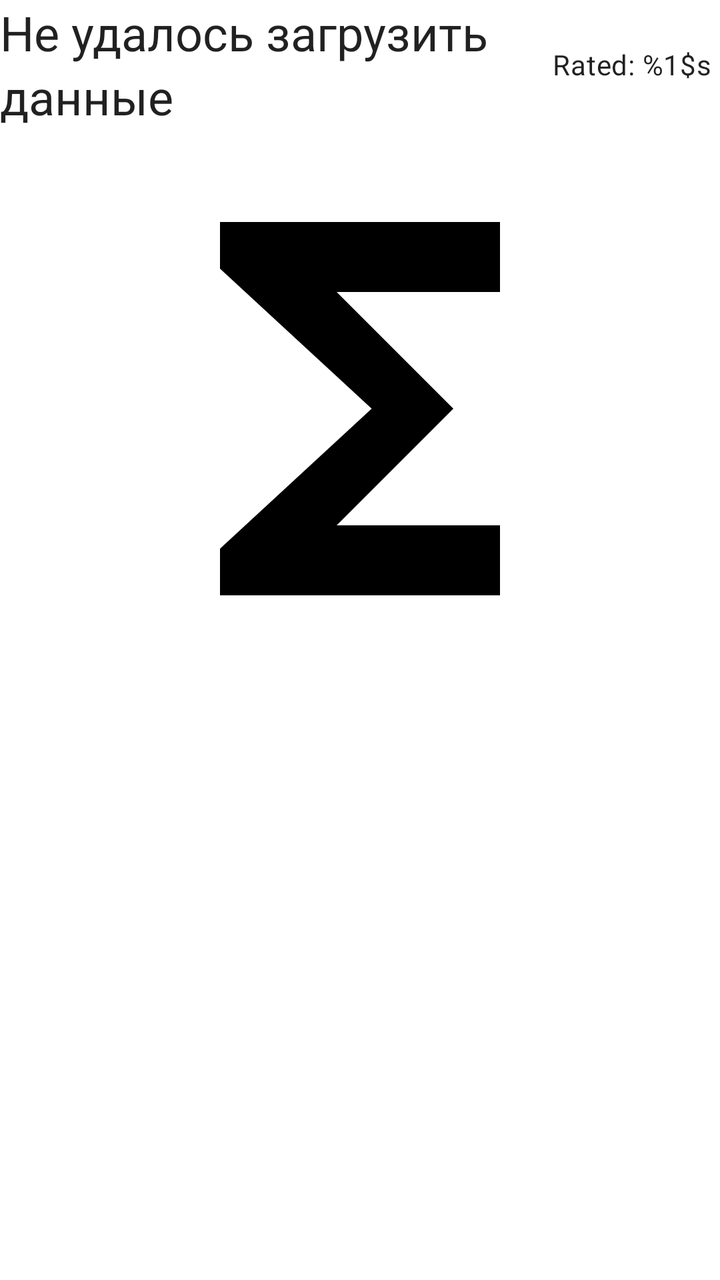
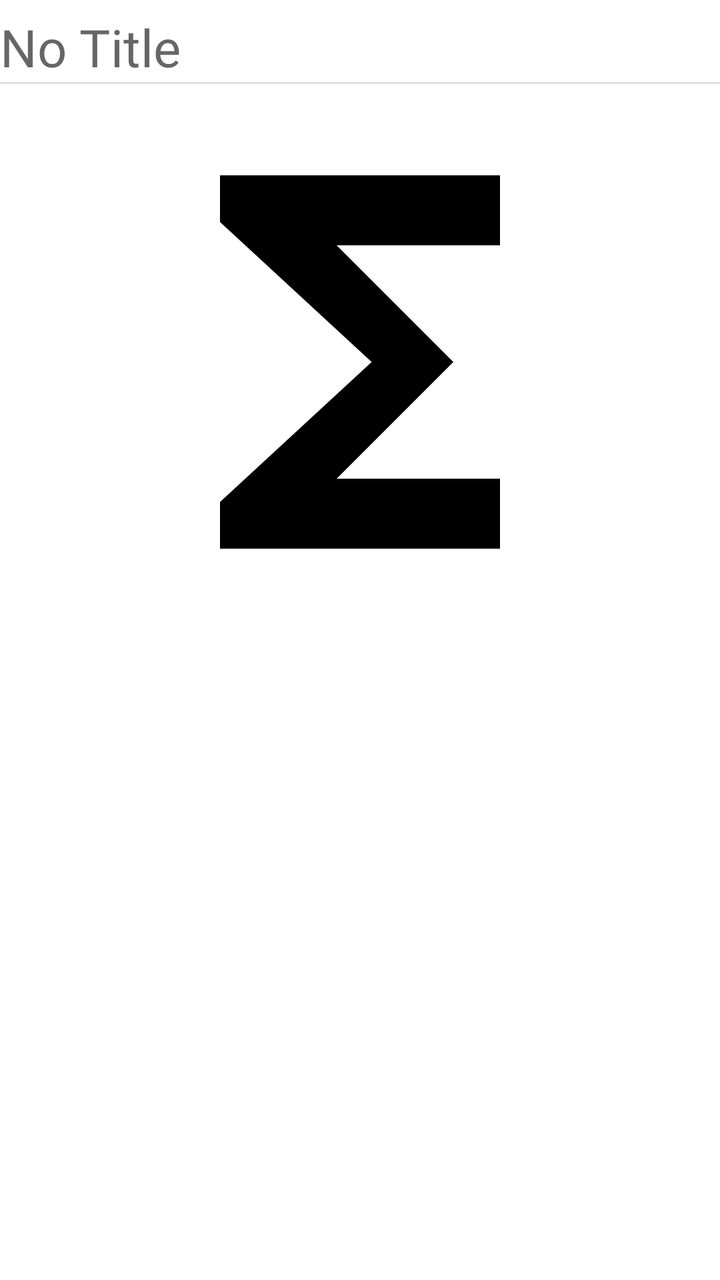

Screens rendered from an Android XML layout before and after an edit, with the pre-edit source and the edit as a unified diff.
<!-- AndroidManifest.xml: another module's application theme Theme.ECatalogs -->
<!-- res/layout/movie_entry.xml -->
<?xml version="1.0" encoding="utf-8"?>
<androidx.constraintlayout.widget.ConstraintLayout xmlns:android="http://schemas.android.com/apk/res/android"
    xmlns:app="http://schemas.android.com/apk/res-auto"
    android:layout_width="match_parent"
    android:layout_height="wrap_content"
    app:strokeColor="@null">


    <com.google.android.material.textview.MaterialTextView
        android:id="@+id/movieName"
        style="@style/TextAppearance.Material3.HeadlineSmall"
        android:layout_width="@dimen/movie_title"
        android:layout_height="wrap_content"
        android:layout_marginBottom="@dimen/eight_dimen"
        android:maxLines="2"
        android:hint="@string/no_title"
        android:text="@string/error_message"
        app:layout_constraintStart_toStartOf="parent"
        app:layout_constraintTop_toTopOf="parent" />

    <com.google.android.material.textview.MaterialTextView
        android:id="@+id/movieRating"
        style="@style/TextAppearance.Material3.BodyMedium"
        android:layout_width="wrap_content"
        android:layout_height="wrap_content"
        android:layout_marginHorizontal="4dp"
        android:text="@string/rated"
        app:layout_constraintBottom_toBottomOf="@id/movieName"
        app:layout_constraintEnd_toEndOf="parent"
        app:layout_constraintTop_toTopOf="@id/movieName" />

    <com.google.android.material.imageview.ShapeableImageView
        android:id="@+id/movieImage"
        android:layout_width="match_parent"
        android:layout_height="@dimen/image_height"
        android:src="@drawable/ic_image"
        app:layout_constraintStart_toStartOf="parent"
        app:layout_constraintTop_toBottomOf="@id/movieName"
        app:strokeColor="@null" />

    <TextView
        android:id="@+id/movieSummary"
        android:layout_width="match_parent"
        android:layout_height="wrap_content"
        android:layout_marginTop="8dp"
        android:textSize="24sp"
        android:textAppearance="?attr/textAppearanceBody2"
        android:textColor="?android:attr/textColorSecondary"
        app:layout_constraintStart_toStartOf="parent"
        app:layout_constraintTop_toBottomOf="@id/movieImage"/>

</androidx.constraintlayout.widget.ConstraintLayout>
<!-- resources referenced by this layout -->
<resources>
  <dimen name="eight_dimen">8dp</dimen>
  <string name="error_message">Не удалось загрузить данные</string>
  <string name="rated">Rated: %1$s</string>
  <style name="Theme.ECatalogs" parent="Theme.MaterialComponents.DayNight.NoActionBar">
          
          <item name="colorPrimary">@color/primaryColor</item>
          <item name="colorPrimaryVariant">@color/primaryLightColor</item>
          <item name="colorOnPrimary">@color/primaryTextColor</item>
          
          <item name="colorSecondary">@color/secondaryColor</item>
          <item name="colorSecondaryVariant">@color/secondaryLightColor</item>
          <item name="colorOnSecondary">@color/secondaryTextColor</item>
          
          <item name="android:statusBarColor">@color/primaryDarkColor</item>
          
  
          <item name="shapeAppearanceSmallComponent">@style/ShapeAppearance.ECatalog.SmallComponent</item>
          <item name="shapeAppearanceMediumComponent">@style/ShapeAppearance.ECatalog.MediumComponent</item>
          <item name="shapeAppearanceLargeComponent">@style/ShapeAppearance.ECatalog.LargeComponent</item>
  
          <item name="textAppearanceHeadline6">@style/TextAppearance.MdcTypographyStyles.Headline6</item>
          <item name="textAppearanceHeadline5">@style/TextAppearance.MdcTypographyStyles.Headline5</item>
          <item name="textAppearanceHeadline4">@style/TextAppearance.MdcTypographyStyles.Headline4</item>
          <item name="textAppearanceHeadline3">@style/TextAppearance.MdcTypographyStyles.Headline3</item>
          <item name="textAppearanceHeadline2">@style/TextAppearance.MdcTypographyStyles.Headline2</item>
          <item name="textAppearanceHeadline1">@style/TextAppearance.MdcTypographyStyles.Headline1</item>
          <item name="textAppearanceSubtitle1">@style/TextAppearance.MdcTypographyStyles.Subtitle1</item>
          <item name="textAppearanceSubtitle2">@style/TextAppearance.MdcTypographyStyles.Subtitle2</item>
          <item name="textAppearanceBody1">@style/TextAppearance.MdcTypographyStyles.Body1</item>
          <item name="textAppearanceBody2">@style/TextAppearance.MdcTypographyStyles.Body2</item>
          <item name="textAppearanceButton">@style/TextAppearance.MdcTypographyStyles.Button</item>
          <item name="textAppearanceCaption">@style/TextAppearance.MdcTypographyStyles.Caption</item>
          <item name="textAppearanceOverline">@style/TextAppearance.MdcTypographyStyles.Overline</item>
  
      </style>
  <style name="TextAppearance.MdcTypographyStyles.Headline4" parent="TextAppearance.MaterialComponents.Headline4">
          <item name="fontFamily">@font/nunito_sans_bold</item>
          <item name="android:fontFamily">@font/nunito_sans_bold</item>
          <item name="android:textSize">37sp</item>
      </style>
  <style name="TextAppearance.MdcTypographyStyles.Headline3" parent="TextAppearance.MaterialComponents.Headline3">
          <item name="fontFamily">@font/nunito_sans_bold</item>
          <item name="android:fontFamily">@font/nunito_sans_bold</item>
          <item name="android:textSize">52sp</item>
      </style>
  <style name="TextAppearance.MdcTypographyStyles.Headline2" parent="TextAppearance.MaterialComponents.Headline2">
          <item name="fontFamily">@font/nunito_sans_bold</item>
          <item name="android:fontFamily">@font/nunito_sans_bold</item>
          <item name="android:textSize">66sp</item>
      </style>
  <style name="TextAppearance.MdcTypographyStyles.Headline1" parent="TextAppearance.MaterialComponents.Headline1">
          <item name="fontFamily">@font/nunito_sans_bold</item>
          <item name="android:fontFamily">@font/nunito_sans_bold</item>
          <item name="android:textSize">105sp</item>
      </style>
  <style name="TextAppearance.MdcTypographyStyles.Subtitle1" parent="TextAppearance.MaterialComponents.Subtitle1">
          <item name="fontFamily">@font/nunito_sans_regular</item>
          <item name="android:fontFamily">@font/nunito_sans_regular</item>
          <item name="android:textSize">17sp</item>
      </style>
  <style name="TextAppearance.MdcTypographyStyles.Subtitle2" parent="TextAppearance.MaterialComponents.Subtitle2">
          <item name="fontFamily">@font/nunito_sans_regular</item>
          <item name="android:fontFamily">@font/nunito_sans_regular</item>
          <item name="android:textSize">15sp</item>
      </style>
  <!-- unchanged entries left out for length: 24 -->
</resources>

<!-- the commit's change to res/layout/movie_entry.xml (unified diff, before → after) -->
@@ -5,29 +5,31 @@
     android:layout_height="wrap_content"
     app:strokeColor="@null">
 
-
     <com.google.android.material.textview.MaterialTextView
         android:id="@+id/movieName"
-        style="@style/TextAppearance.Material3.HeadlineSmall"
         android:layout_width="@dimen/movie_title"
         android:layout_height="wrap_content"
-        android:layout_marginBottom="@dimen/eight_dimen"
+        android:layout_marginTop="@dimen/six_dimen"
+        android:hint="@string/no_title"
         android:maxLines="2"
-        android:hint="@string/no_title"
-        android:text="@string/error_message"
+        android:textAppearance="?attr/textAppearanceHeadline5"
         app:layout_constraintStart_toStartOf="parent"
         app:layout_constraintTop_toTopOf="parent" />
 
     <com.google.android.material.textview.MaterialTextView
         android:id="@+id/movieRating"
-        style="@style/TextAppearance.Material3.BodyMedium"
         android:layout_width="wrap_content"
         android:layout_height="wrap_content"
         android:layout_marginHorizontal="4dp"
-        android:text="@string/rated"
+        android:textAppearance="?attr/textAppearanceBody2"
         app:layout_constraintBottom_toBottomOf="@id/movieName"
         app:layout_constraintEnd_toEndOf="parent"
         app:layout_constraintTop_toTopOf="@id/movieName" />
+
+    <View
+        style="@style/Divider.Horizontal"
+        app:layout_constraintStart_toStartOf="parent"
+        app:layout_constraintTop_toBottomOf="@id/movieName" />
 
     <com.google.android.material.imageview.ShapeableImageView
         android:id="@+id/movieImage"
@@ -43,10 +45,9 @@
         android:layout_width="match_parent"
         android:layout_height="wrap_content"
         android:layout_marginTop="8dp"
+        android:textAppearance="?attr/textAppearanceBody1"
         android:textSize="24sp"
-        android:textAppearance="?attr/textAppearanceBody2"
-        android:textColor="?android:attr/textColorSecondary"
         app:layout_constraintStart_toStartOf="parent"
-        app:layout_constraintTop_toBottomOf="@id/movieImage"/>
+        app:layout_constraintTop_toBottomOf="@id/movieImage" />
 
 </androidx.constraintlayout.widget.ConstraintLayout>
<!-- resource entries referenced after the edit -->
@@ -1,8 +1,10 @@
 <!-- resources referenced by this layout -->
 <resources>
-  <dimen name="eight_dimen">8dp</dimen>
-  <string name="error_message">Не удалось загрузить данные</string>
-  <string name="rated">Rated: %1$s</string>
+  <dimen name="six_dimen">6dp</dimen>
+  <style name="Divider.Horizontal" parent="Divider">
+          <item name="android:layout_width">match_parent</item>
+          <item name="android:layout_height">1dp</item>
+      </style>
   <style name="Theme.ECatalogs" parent="Theme.MaterialComponents.DayNight.NoActionBar">
           
           <item name="colorPrimary">@color/primaryColor</item>
@@ -22,12 +24,6 @@
   
           <item name="textAppearanceHeadline6">@style/TextAppearance.MdcTypographyStyles.Headline6</item>
           <item name="textAppearanceHeadline5">@style/TextAppearance.MdcTypographyStyles.Headline5</item>
-          <item name="textAppearanceHeadline4">@style/TextAppearance.MdcTypographyStyles.Headline4</item>
-          <item name="textAppearanceHeadline3">@style/TextAppearance.MdcTypographyStyles.Headline3</item>
-          <item name="textAppearanceHeadline2">@style/TextAppearance.MdcTypographyStyles.Headline2</item>
-          <item name="textAppearanceHeadline1">@style/TextAppearance.MdcTypographyStyles.Headline1</item>
-          <item name="textAppearanceSubtitle1">@style/TextAppearance.MdcTypographyStyles.Subtitle1</item>
-          <item name="textAppearanceSubtitle2">@style/TextAppearance.MdcTypographyStyles.Subtitle2</item>
           <item name="textAppearanceBody1">@style/TextAppearance.MdcTypographyStyles.Body1</item>
           <item name="textAppearanceBody2">@style/TextAppearance.MdcTypographyStyles.Body2</item>
           <item name="textAppearanceButton">@style/TextAppearance.MdcTypographyStyles.Button</item>
@@ -35,35 +31,8 @@
           <item name="textAppearanceOverline">@style/TextAppearance.MdcTypographyStyles.Overline</item>
   
       </style>
-  <style name="TextAppearance.MdcTypographyStyles.Headline4" parent="TextAppearance.MaterialComponents.Headline4">
-          <item name="fontFamily">@font/nunito_sans_bold</item>
-          <item name="android:fontFamily">@font/nunito_sans_bold</item>
-          <item name="android:textSize">37sp</item>
-      </style>
-  <style name="TextAppearance.MdcTypographyStyles.Headline3" parent="TextAppearance.MaterialComponents.Headline3">
-          <item name="fontFamily">@font/nunito_sans_bold</item>
-          <item name="android:fontFamily">@font/nunito_sans_bold</item>
-          <item name="android:textSize">52sp</item>
-      </style>
-  <style name="TextAppearance.MdcTypographyStyles.Headline2" parent="TextAppearance.MaterialComponents.Headline2">
-          <item name="fontFamily">@font/nunito_sans_bold</item>
-          <item name="android:fontFamily">@font/nunito_sans_bold</item>
-          <item name="android:textSize">66sp</item>
-      </style>
-  <style name="TextAppearance.MdcTypographyStyles.Headline1" parent="TextAppearance.MaterialComponents.Headline1">
-          <item name="fontFamily">@font/nunito_sans_bold</item>
-          <item name="android:fontFamily">@font/nunito_sans_bold</item>
-          <item name="android:textSize">105sp</item>
-      </style>
-  <style name="TextAppearance.MdcTypographyStyles.Subtitle1" parent="TextAppearance.MaterialComponents.Subtitle1">
-          <item name="fontFamily">@font/nunito_sans_regular</item>
-          <item name="android:fontFamily">@font/nunito_sans_regular</item>
-          <item name="android:textSize">17sp</item>
-      </style>
-  <style name="TextAppearance.MdcTypographyStyles.Subtitle2" parent="TextAppearance.MaterialComponents.Subtitle2">
-          <item name="fontFamily">@font/nunito_sans_regular</item>
-          <item name="android:fontFamily">@font/nunito_sans_regular</item>
-          <item name="android:textSize">15sp</item>
+  <style name="Divider">
+          <item name="android:background">?android:attr/listDivider</item> // can add colorur here
       </style>
   <!-- unchanged entries left out for length: 24 -->
 </resources>
